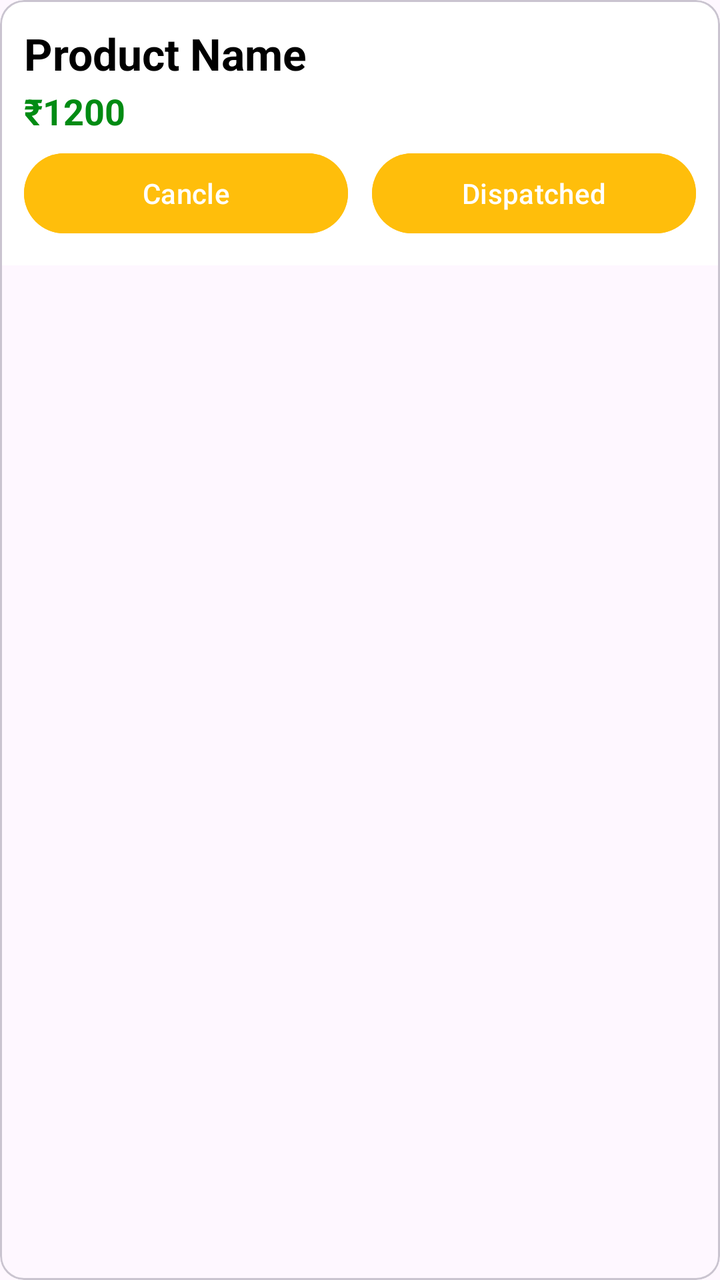
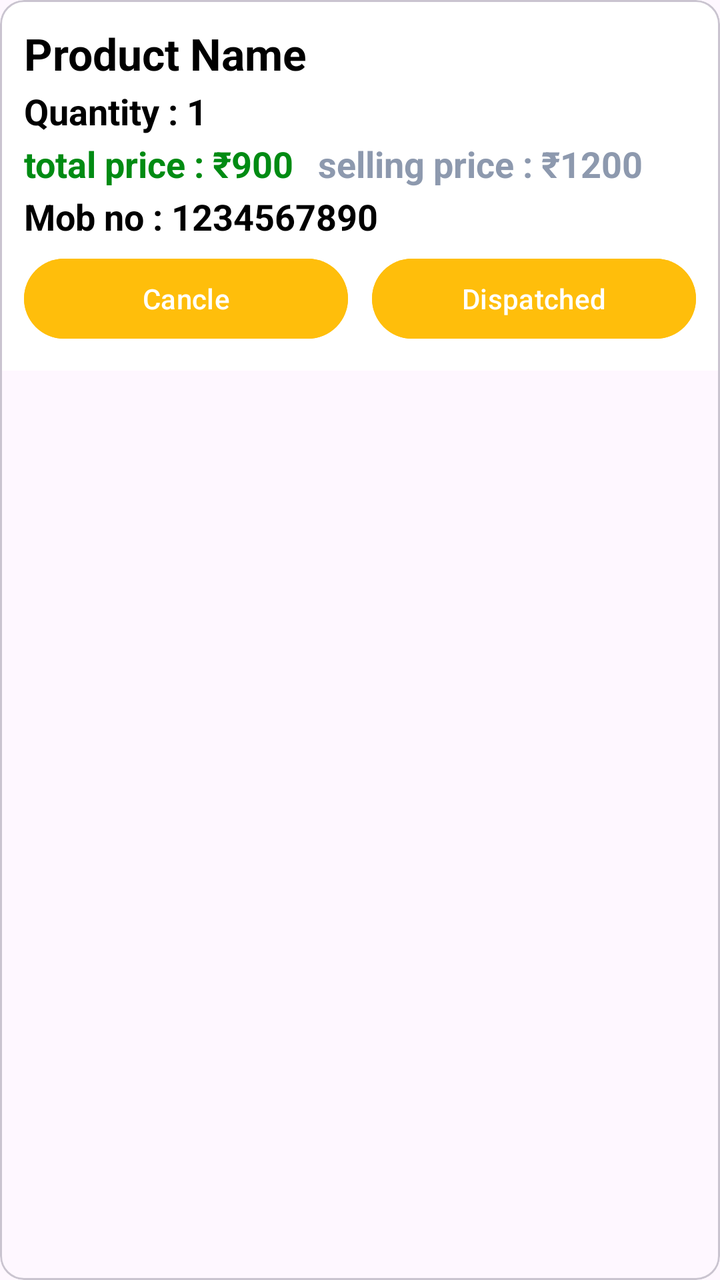

Compare the two renders of this Android layout. The source of the first and the diff that turns it into the second are given below.
<!-- AndroidManifest.xml: application theme Theme.AdminEcommerce -->
<!-- res/layout/all_order_item_layout.xml -->
<?xml version="1.0" encoding="utf-8"?>
<com.google.android.material.card.MaterialCardView xmlns:android="http://schemas.android.com/apk/res/android"
    android:layout_width="match_parent"
    android:layout_height="wrap_content"
    android:layout_margin="5dp"
    android:padding="2dp"
    >

    <LinearLayout
        android:background="@color/white"
        android:layout_width="match_parent"
        android:layout_height="wrap_content"
        android:padding="12dp"
        android:orientation="vertical">

        <TextView
            android:id="@+id/productTitle"
            android:layout_width="wrap_content"
            android:layout_height="wrap_content"
            android:text="Product Name"
            android:textStyle="bold"
            android:layout_marginBottom="2dp"
            android:textSize="22sp"
            android:textColor="@color/black"
            />

        <TextView
            android:id="@+id/productPrice"
            android:layout_width="wrap_content"
            android:layout_height="wrap_content"
            android:text="₹1200"
            android:layout_marginBottom="2dp"
            android:textStyle="bold"
            android:textSize="18sp"
            android:textColor="@color/green"
            />

        <LinearLayout
            android:layout_width="match_parent"
            android:layout_height="wrap_content"
            android:layout_marginTop="3dp"
            android:weightSum="2"
            >

            <com.google.android.material.button.MaterialButton
                android:id="@+id/cancleButton"
                android:layout_width="0dp"
                android:layout_height="wrap_content"
                android:layout_weight="1"
                android:backgroundTint="@color/yellow"
                android:textColor="@color/white"
                android:layout_marginRight="6dp"
                android:textAllCaps="false"
                android:text="Cancle"
                />

            <com.google.android.material.button.MaterialButton
                android:id="@+id/proceedButton"
                android:layout_width="0dp"
                android:layout_height="wrap_content"
                android:backgroundTint="@color/yellow"
                android:layout_weight="1"
                android:textColor="@color/white"
                android:textAllCaps="false"
                android:layout_marginLeft="6dp"
                android:text="Dispatched"
                />

        </LinearLayout>

    </LinearLayout>



</com.google.android.material.card.MaterialCardView>
<!-- resources referenced by this layout -->
<resources>
  <color name="black">#FF000000</color>
  <color name="green">#008B13</color>
  <color name="white">#FFFFFFFF</color>
  <color name="yellow">#ffbe0b</color>
  <style name="Theme.AdminEcommerce" parent="Base.Theme.AdminEcommerce" />
  <style name="Base.Theme.AdminEcommerce" parent="Theme.Material3.DayNight.NoActionBar">
          
          
      </style>
</resources>

<!-- the commit's change to res/layout/all_order_item_layout.xml (unified diff, before → after) -->
@@ -19,20 +19,72 @@
             android:layout_height="wrap_content"
             android:text="Product Name"
             android:textStyle="bold"
+            android:maxLines="2"
             android:layout_marginBottom="2dp"
             android:textSize="22sp"
             android:textColor="@color/black"
             />
 
         <TextView
-            android:id="@+id/productPrice"
+            android:id="@+id/productQuantity"
+            android:visibility="visible"
             android:layout_width="wrap_content"
             android:layout_height="wrap_content"
-            android:text="₹1200"
+            android:text="Quantity : 1"
             android:layout_marginBottom="2dp"
             android:textStyle="bold"
             android:textSize="18sp"
-            android:textColor="@color/green"
+            android:textColor="@color/black"
+            />
+
+        <LinearLayout
+            android:layout_width="match_parent"
+            android:layout_height="wrap_content"
+            android:orientation="horizontal"
+            >
+
+
+
+            <TextView
+                android:id="@+id/productTotalPrice"
+                android:layout_width="wrap_content"
+                android:layout_height="wrap_content"
+                android:text="total price : ₹900"
+
+                android:layout_marginBottom="2dp"
+                android:maxLines="1"
+                android:textStyle="bold"
+                android:textSize="18sp"
+                android:textColor="@color/green"
+                />
+
+
+            <TextView
+                android:id="@+id/productPrice"
+                android:layout_width="wrap_content"
+                android:layout_height="wrap_content"
+                android:text="selling price : ₹1200"
+                android:layout_marginStart="12dp"
+                android:layout_marginBottom="2dp"
+                android:textStyle="bold"
+                android:maxLines="1"
+                android:textSize="18sp"
+                android:textColor="@color/grayish_blue"
+                />
+
+
+        </LinearLayout>
+
+
+        <TextView
+            android:id="@+id/userIdMobNo"
+            android:layout_width="wrap_content"
+            android:layout_height="wrap_content"
+            android:text="Mob no : 1234567890"
+            android:layout_marginBottom="2dp"
+            android:textStyle="bold"
+            android:textSize="18sp"
+            android:textColor="@color/black"
             />
 
         <LinearLayout
<!-- resource entries referenced after the edit -->
@@ -1,6 +1,7 @@
 <!-- resources referenced by this layout -->
 <resources>
   <color name="black">#FF000000</color>
+  <color name="grayish_blue">#8d99ae</color>
   <color name="green">#008B13</color>
   <color name="white">#FFFFFFFF</color>
   <color name="yellow">#ffbe0b</color>
